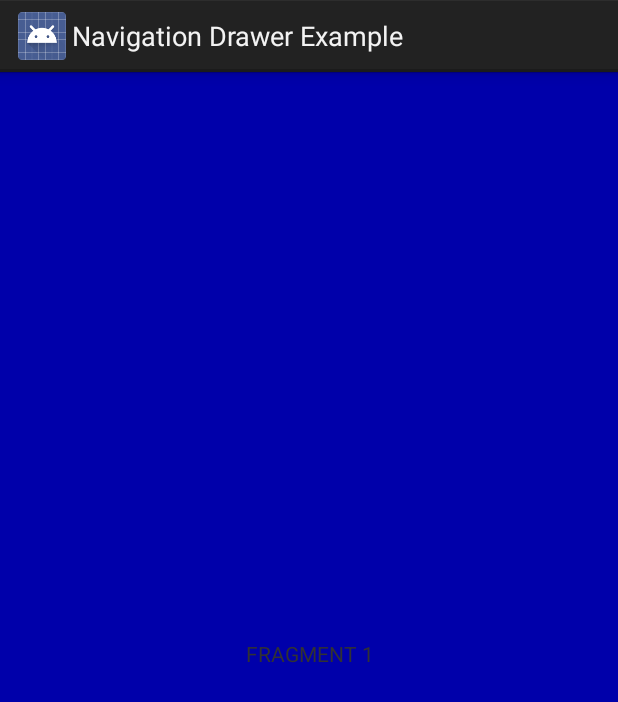
After one commit to mamamag77/DemoSimpleNavigationDrawer, an Android app: the layout fragment_1.xml on its own in the app's theme, with its tools: preview values and no code run, on a phone screen of 412 x 824 dp. The commit adds this screen. Shown: the top 702 px of the screen. Run offline under Robolectric (Android 15) with nearby library versions, the phone set to English and light mode, and no system bars.

Commit message:
003_fragment_one When click Venus, use FragmentOn3

```diff
--- /dev/null
+++ b/app/src/main/res/layout/fragment_1.xml
@@ -0,0 +1,24 @@
+<!--
+  Copyright 2013 The Android Open Source Project
+
+  Licensed under the Apache License, Version 2.0 (the "License");
+  you may not use this file except in compliance with the License.
+  You may obtain a copy of the License at
+
+      http://www.apache.org/licenses/LICENSE-2.0
+
+  Unless required by applicable law or agreed to in writing, software
+  distributed under the License is distributed on an "AS IS" BASIS,
+  WITHOUT WARRANTIES OR CONDITIONS OF ANY KIND, either express or implied.
+  See the License for the specific language governing permissions and
+  limitations under the License.
+  -->
+
+<TextView xmlns:android="http://schemas.android.com/apk/res/android"
+    android:id="@+id/frag1"
+    android:text="FRAGMENT 1"
+    android:layout_width="match_parent"
+    android:layout_height="match_parent"
+    android:background="#0000aa"
+    android:gravity="center"
+    android:padding="32dp" />
```
Also changed, not shown: app/src/main/java/com/example/android/navigationdrawerexample/MainActivity.java (+30 -0 lines), app/src/main/res/layout/fragment_0.xml (added, +24 -0 lines).
